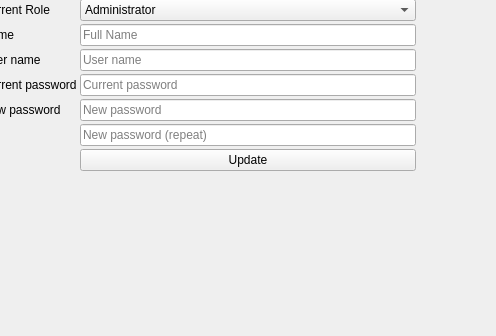
Before: the Qt Designer form src/usereditwidget.ui in RxLaboratory/Ramses-Client, drawn with Qt 5; both pictures show x 235 to 731 and y 150 to 486 of the 868 by 486 pixel window.
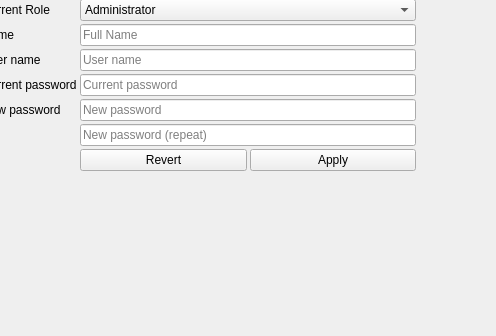
After: the same form once the commit is applied.

Commit message: added revert button

Patch:
```diff
--- a/src/usereditwidget.ui
+++ b/src/usereditwidget.ui
@@ -148,14 +148,7 @@
        </property>
       </widget>
      </item>
-     <item row="6" column="1">
-      <widget class="QPushButton" name="profileUpdateButton">
-       <property name="text">
-        <string>Update</string>
-       </property>
-      </widget>
-     </item>
-     <item row="7" column="1">
+     <item row="8" column="1">
       <widget class="QLabel" name="statusLabel">
        <property name="text">
         <string/>
@@ -165,6 +158,33 @@
        </property>
       </widget>
      </item>
+     <item row="6" column="1">
+      <layout class="QHBoxLayout" name="horizontalLayout">
+       <property name="leftMargin">
+        <number>0</number>
+       </property>
+       <property name="topMargin">
+        <number>0</number>
+       </property>
+       <property name="bottomMargin">
+        <number>0</number>
+       </property>
+       <item>
+        <widget class="QPushButton" name="revertButton">
+         <property name="text">
+          <string>Revert</string>
+         </property>
+        </widget>
+       </item>
+       <item>
+        <widget class="QPushButton" name="profileUpdateButton">
+         <property name="text">
+          <string>Apply</string>
+         </property>
+        </widget>
+       </item>
+      </layout>
+     </item>
     </layout>
    </item>
    <item row="3" column="1">
```
The commit also changes 2 other files.
